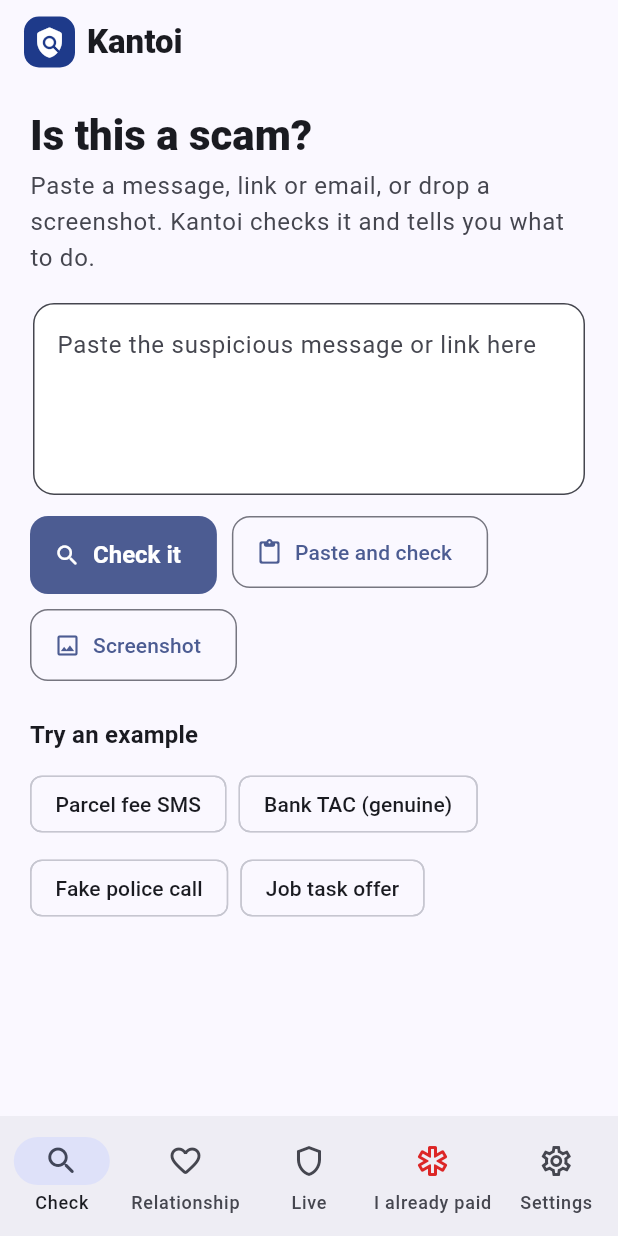
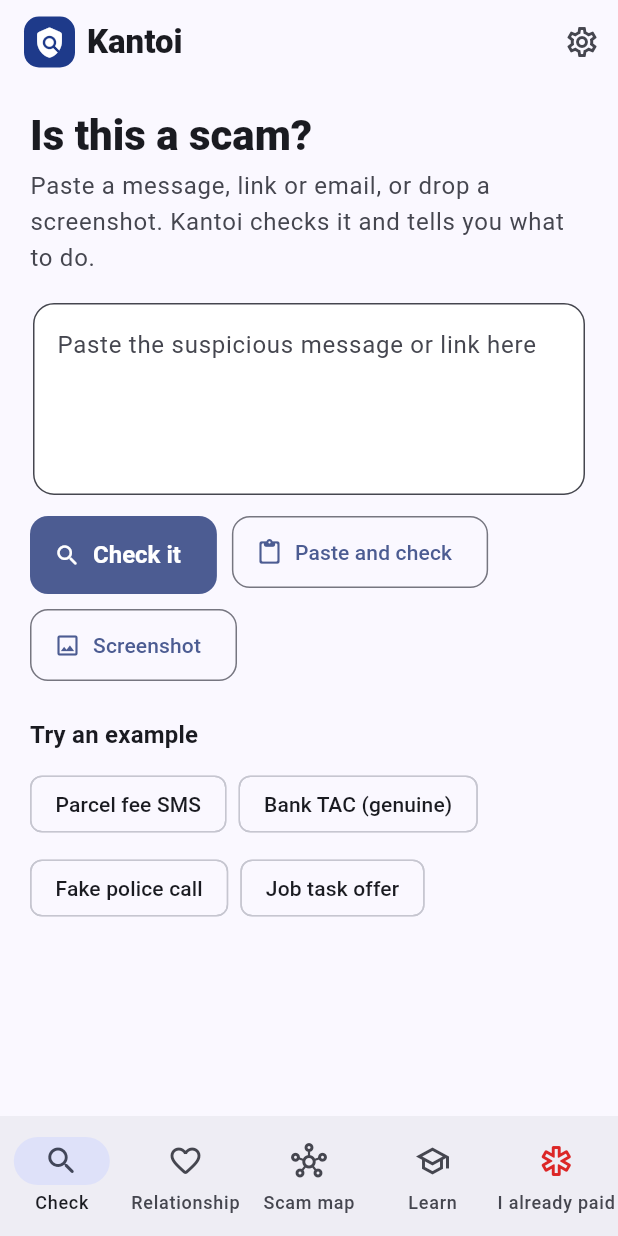
Before and after one commit to itzjayden04/hackai_kantoi, a Flutter app: the screen it shows after launch, on a phone screen of 412 x 824 dp. Run offline on Flutter 3.47's test engine with Material 3 defaults, Android fonts, the phone set to English and light mode, and no system bars; our stand-ins replace shared_preferences; missing offline and left inert: desktop_drop, file_selector.

Commit message:
Add Scam map and Learn tabs, phone navigation with top-bar Live and Settings

```diff
--- a/app/lib/main.dart
+++ b/app/lib/main.dart
@@ -5,6 +5,8 @@
 import 'state.dart';
 import 'ui/check_page.dart';
 import 'ui/emergency_page.dart';
+import 'ui/intel_page.dart';
+import 'ui/learn_page.dart';
 import 'ui/live_page.dart';
 import 'ui/relationship_page.dart';
 import 'ui/result_view.dart';
@@ -42,11 +44,14 @@
 class _ShellState extends State<Shell> {
   int _tab = 0;
   int _seenLive = 0;
+  static const _paidTab = 5;
 
   static const _dests = [
     (Icons.search_rounded, 'Check'),
     (Icons.favorite_border_rounded, 'Relationship'),
     (Icons.shield_outlined, 'Live'),
+    (Icons.hub_outlined, 'Scam map'),
+    (Icons.school_outlined, 'Learn'),
     (Icons.emergency_outlined, 'I already paid'),
     (Icons.settings_outlined, 'Settings'),
   ];
@@ -86,7 +91,9 @@
         0 => const CheckPage(),
         1 => const RelationshipPage(),
         2 => const LivePage(),
-        3 => const EmergencyPage(embedded: true),
+        3 => const IntelPage(),
+        4 => const LearnPage(),
+        5 => const EmergencyPage(embedded: true),
         _ => const SettingsPage(),
       };
 
@@ -95,7 +102,7 @@
     final wide = MediaQuery.sizeOf(context).width >= 760;
     final liveBadge = appState.live.where((i) => i.investigation.verdict.level.index >= RiskLevel.suspicious.index).length;
     Widget icon(int i) {
-      final ic = Icon(_dests[i].$1, color: i == 3 ? const Color(0xFFDC2626) : null);
+      final ic = Icon(_dests[i].$1, color: i == _paidTab ? const Color(0xFFDC2626) : null);
       return i == 2 && liveBadge > 0 ? Badge(label: Text('$liveBadge'), child: ic) : ic;
     }
 
@@ -117,14 +124,23 @@
         ]),
       );
     }
+    // Phones get the five most-used tabs at the bottom; Live (desktop
+    // extension) and Settings move to the top bar.
+    const bottom = [0, 1, 3, 4, _paidTab];
+    final sel = bottom.indexOf(_tab);
     return Scaffold(
-      appBar: AppBar(title: const _Logo(), centerTitle: false),
+      appBar: AppBar(title: const _Logo(), centerTitle: false, actions: [
+        if (appState.extensionConnected || appState.live.isNotEmpty)
+          IconButton(tooltip: 'Live', onPressed: () => setState(() => _tab = 2), icon: icon(2)),
+        IconButton(tooltip: 'Settings', onPressed: () => setState(() => _tab = 6), icon: Icon(_dests[6].$1)),
+      ]),
       body: body,
       bottomNavigationBar: NavigationBar(
-        selectedIndex: _tab,
-        onDestinationSelected: (i) => setState(() => _tab = i),
+        selectedIndex: sel < 0 ? 0 : sel,
+        indicatorColor: sel < 0 ? Colors.transparent : null,
+        onDestinationSelected: (i) => setState(() => _tab = bottom[i]),
         destinations: [
-          for (var i = 0; i < _dests.length; i++) NavigationDestination(icon: icon(i), label: _dests[i].$2),
+          for (final i in bottom) NavigationDestination(icon: icon(i), label: _dests[i].$2),
         ],
       ),
     );
--- /dev/null
+++ b/app/lib/ui/intel_page.dart
@@ -0,0 +1,11 @@
+import 'package:flutter/material.dart';
+
+import 'theme.dart';
+
+/// Branch 4: attribution and threat intelligence (campaigns, crawler,
+/// "Before you pay" check).
+class IntelPage extends StatelessWidget {
+  const IntelPage({super.key});
+  @override
+  Widget build(BuildContext context) => const PageBody(children: [SectionTitle('Scam map')]);
+}
--- /dev/null
+++ b/app/lib/ui/learn_page.dart
@@ -0,0 +1,11 @@
+import 'package:flutter/material.dart';
+
+import 'theme.dart';
+
+/// Branch 7: awareness and prevention (explainer cards, practice drills,
+/// guardian mode, safety check-up).
+class LearnPage extends StatelessWidget {
+  const LearnPage({super.key});
+  @override
+  Widget build(BuildContext context) => const PageBody(children: [SectionTitle('Learn')]);
+}
```
